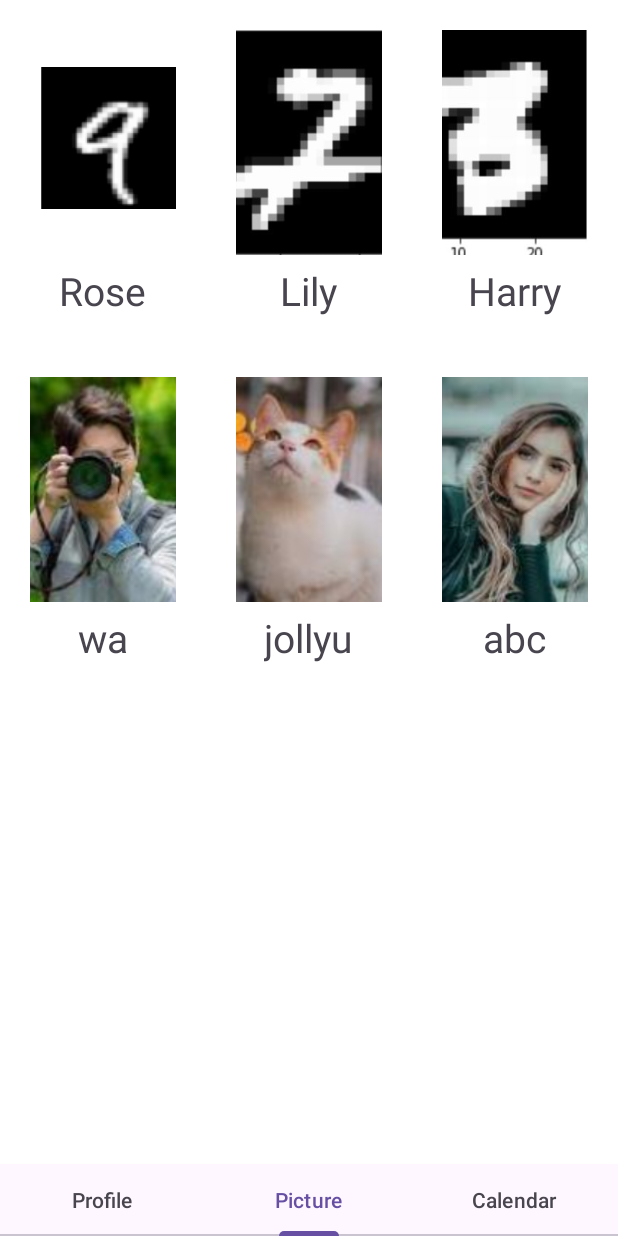
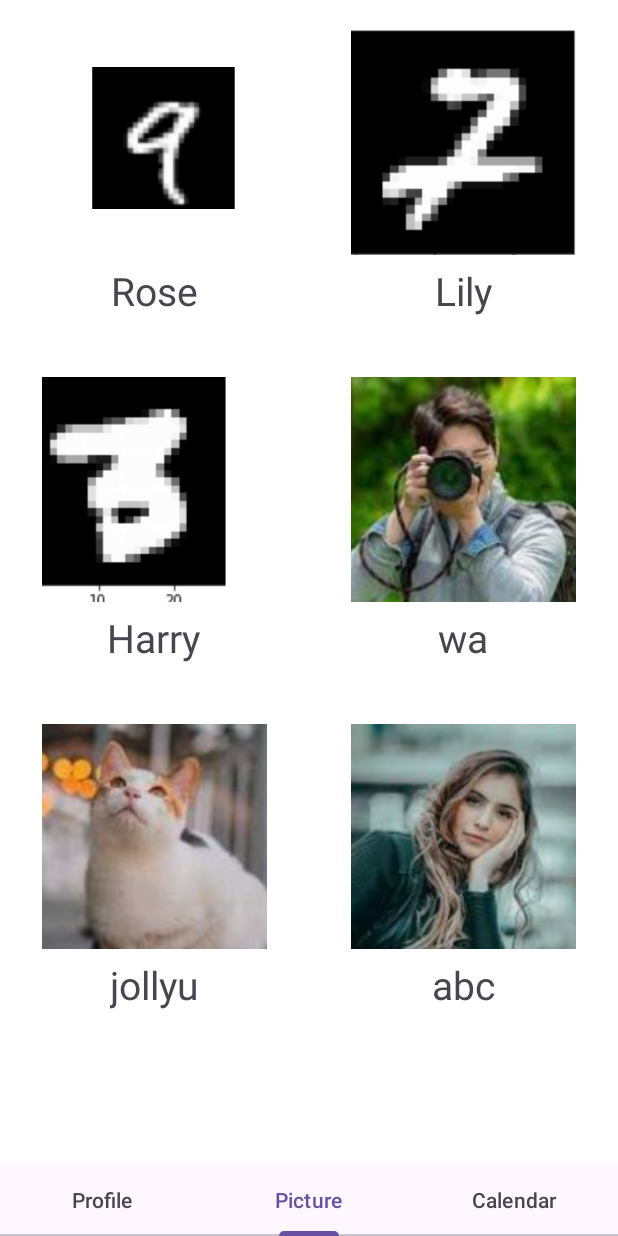
Before and after one commit to jiseop9083/CheckItOut, an Android app: the screen it shows after launch (MainActivity), item 2 of the bottom bar chosen, on a phone screen of 412 x 824 dp. Run offline under Robolectric (Android 15) with nearby library versions, the phone set to English and light mode, and no system bars.

Commit message:
기타: fragment size 변경, GridAdapter kotlin으로 변경, 주석 삭제

```diff
--- a/app/src/main/java/com/example/madcampweek1/GridAdapter.java
+++ /dev/null
@@ -1,59 +0,0 @@
-package com.example.madcampweek1;
-
-import android.content.Context;
-import android.view.LayoutInflater;
-import android.view.TextureView;
-import android.view.View;
-import android.view.ViewGroup;
-import android.widget.BaseAdapter;
-import android.widget.ImageView;
-import android.widget.TextView;
-
-public class GridAdapter extends BaseAdapter {
-
-    Context context;
-    String[] flowerName;
-    int[] image;
-
-    LayoutInflater inflater;
-
-    public GridAdapter(Context context, String[] flowerName, int[] image) {
-        this.context = context;
-        this.flowerName = flowerName;
-        this.image = image;
-    }
-
-    @Override
-    public int getCount() {
-        return flowerName.length;
-    }
-
-    @Override
-    public Object getItem(int position) {
-        return null;
-    }
-
-    @Override
-    public long getItemId(int position) {
-        return 0;
-    }
-
-    @Override
-    public View getView(int position, View convertView, ViewGroup parent) {
-
-        if (inflater == null)
-            inflater = (LayoutInflater) context.getSystemService(Context.LAYOUT_INFLATER_SERVICE);
-
-        if(convertView == null) {
-            convertView = inflater.inflate(R.layout.grid_item, null);
-        }
-
-        ImageView imageView = convertView.findViewById(R.id.grid_image);
-        TextView textView = convertView.findViewById(R.id.item_name);
-
-        imageView.setImageResource(image[position]);
-        textView.setText(flowerName[position]);
-
-        return convertView;
-    }
-}
--- /dev/null
+++ b/app/src/main/java/com/example/madcampweek1/GridAdapter.kt
@@ -0,0 +1,45 @@
+package com.example.madcampweek1
+
+import android.content.Context
+import android.view.LayoutInflater
+import android.view.View
+import android.view.ViewGroup
+import android.widget.BaseAdapter
+import android.widget.ImageView
+import android.widget.TextView
+
+class GridAdapter(private val context: Context, private val flowerName: Array<String>, private val image: IntArray) : BaseAdapter() {
+
+    private var inflater: LayoutInflater? = null
+
+    override fun getCount(): Int {
+        return flowerName.size
+    }
+
+    override fun getItem(position: Int): Any? {
+        return null
+    }
+
+    override fun getItemId(position: Int): Long {
+        return 0
+    }
+
+    override fun getView(position: Int, convertView: View?, parent: ViewGroup?): View {
+        if (inflater == null) {
+            inflater = context.getSystemService(Context.LAYOUT_INFLATER_SERVICE) as LayoutInflater
+        }
+
+        var convertViewVar = convertView
+        if (convertViewVar == null) {
+            convertViewVar = inflater?.inflate(R.layout.grid_item, null)
+        }
+
+        val imageView = convertViewVar?.findViewById<ImageView>(R.id.grid_image)
+        val textView = convertViewVar?.findViewById<TextView>(R.id.item_name)
+
+        imageView?.setImageResource(image[position])
+        textView?.text = flowerName[position]
+
+        return convertViewVar!!
+    }
+}
--- a/app/src/main/java/com/example/madcampweek1/Picture.kt
+++ b/app/src/main/java/com/example/madcampweek1/Picture.kt
@@ -8,7 +8,6 @@ import android.view.ViewGroup
 import com.example.madcampweek1.databinding.FragmentPictureBinding
 import android.widget.GridView
 import android.widget.Toast
-
 
 class Picture : Fragment() {
     private lateinit var binding: FragmentPictureBinding
--- a/app/src/main/res/layout/activity_main.xml
+++ b/app/src/main/res/layout/activity_main.xml
@@ -7,12 +7,12 @@
     tools:context=".MainActivity">
 
 
-
     <androidx.viewpager2.widget.ViewPager2
         android:id="@+id/viewPagerContainer"
         android:layout_width="match_parent"
-        android:layout_height="match_parent"
-     />
+        android:layout_height="0dp"
+        app:layout_constraintTop_toTopOf="parent"
+        app:layout_constraintBottom_toTopOf="@+id/tabs" />
 
     <com.google.android.material.tabs.TabLayout
         android:id="@+id/tabs"
--- a/app/src/main/res/layout/fragment_picture.xml
+++ b/app/src/main/res/layout/fragment_picture.xml
@@ -7,42 +7,11 @@
     android:background="#ffffff"
     tools:context=".Picture">
 
-<!--    <TextView-->
-<!--        android:id="@+id/test2"-->
-<!--        android:layout_width="wrap_content"-->
-<!--        android:layout_height="wrap_content"-->
-<!--        android:text="test text2!!!!!"-->
-<!--        android:textSize="32sp" />-->
-
-<!--    <ImageView-->
-<!--        android:id="@+id/imageView"-->
-<!--        android:layout_width="200dp"-->
-<!--        android:layout_height="200dp"-->
-<!--        android:src="@drawable/picture1"-->
-<!--        app:layout_constraintBottom_toBottomOf="parent"-->
-<!--        app:layout_constraintEnd_toEndOf="parent"-->
-<!--        app:layout_constraintStart_toStartOf="parent"-->
-<!--        app:layout_constraintTop_toTopOf="parent" />-->
-
-<!--    <ImageView-->
-<!--        android:id="@+id/imageView2"-->
-<!--        android:layout_width="match_parent"-->
-<!--        android:layout_height="match_parent"-->
-<!--        android:src="@drawable/picture2"-->
-<!--        app:layout_constraintBottom_toBottomOf="parent"-->
-<!--        app:layout_constraintEnd_toEndOf="parent"-->
-<!--        app:layout_constraintStart_toStartOf="parent"-->
-<!--        app:layout_constraintTop_toTopOf="parent" />-->
-
     <GridView
         android:layout_width="match_parent"
         android:layout_height="match_parent"
         android:id="@+id/gridView"
-        android:numColumns="3"/>
-<!--    android:layout_marginHorizontal="0dp"-->
-<!--    android:layout_marginLeft="0dp"-->
-<!--    android:layout_marginRight="0dp"-->
-<!--    android:columnWidth="100dp"-->
+        android:numColumns="2"/>
 
 
 </FrameLayout>
```
Also changed, not shown: app/src/main/java/com/example/madcampweek1/MainActivity.kt (+0 -8 lines).
